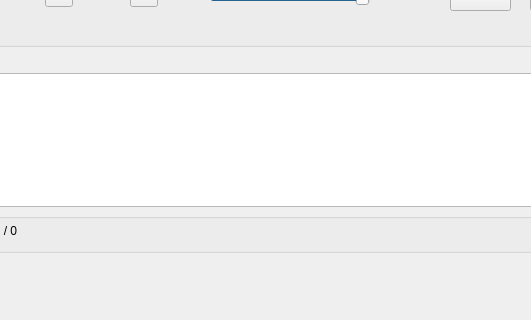
The window that src/GUI_UIs/ui_dialog_view_av.ui (ccbogel/QualCoder) describes before a commit, drawn with Qt 5; both pictures show x 371 to 902 and y 130 to 450 of the 1021 by 450 pixel window.
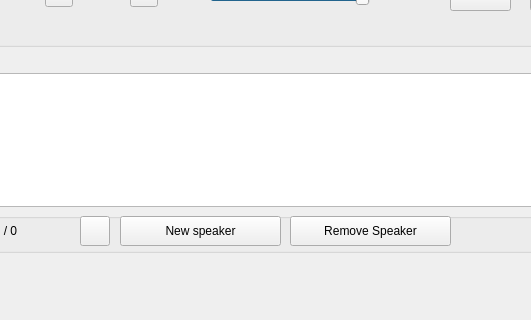
The same window after the commit.

Commit message: added buttons for new speaker, remove speaker, insert timestamp

```diff
--- a/src/GUI_UIs/ui_dialog_view_av.ui
+++ b/src/GUI_UIs/ui_dialog_view_av.ui
@@ -462,6 +462,48 @@
        <set>Qt::AlignCenter</set>
       </property>
      </widget>
+     <widget class="QPushButton" name="pushButton_new_speaker">
+      <property name="geometry">
+       <rect>
+        <x>480</x>
+        <y>3</y>
+        <width>161</width>
+        <height>30</height>
+       </rect>
+      </property>
+      <property name="text">
+       <string>New speaker</string>
+      </property>
+     </widget>
+     <widget class="QPushButton" name="pushButton_insert_timestamp">
+      <property name="geometry">
+       <rect>
+        <x>440</x>
+        <y>3</y>
+        <width>30</width>
+        <height>30</height>
+       </rect>
+      </property>
+      <property name="toolTip">
+       <string>Insert timestamp</string>
+      </property>
+      <property name="text">
+       <string/>
+      </property>
+     </widget>
+     <widget class="QPushButton" name="pushButton_remove_speaker">
+      <property name="geometry">
+       <rect>
+        <x>650</x>
+        <y>3</y>
+        <width>161</width>
+        <height>30</height>
+       </rect>
+      </property>
+      <property name="text">
+       <string>Remove Speaker</string>
+      </property>
+     </widget>
     </widget>
    </item>
    <item row="8" column="0">
```
